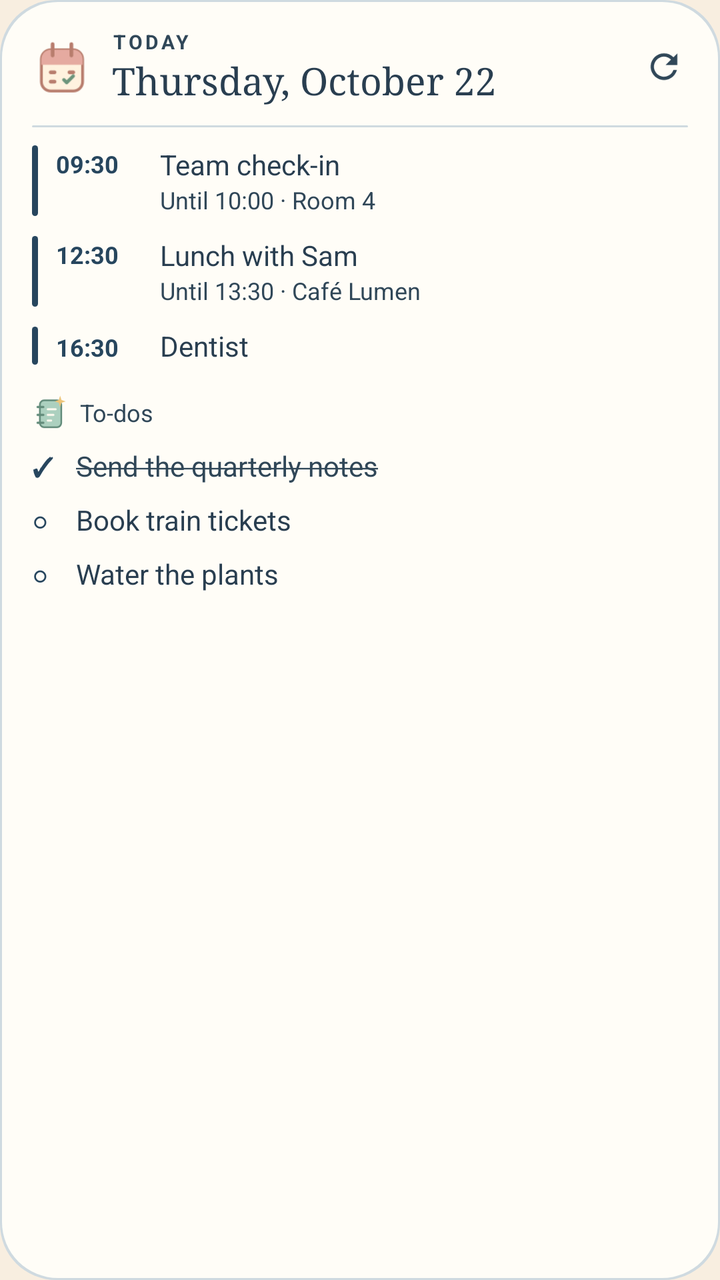
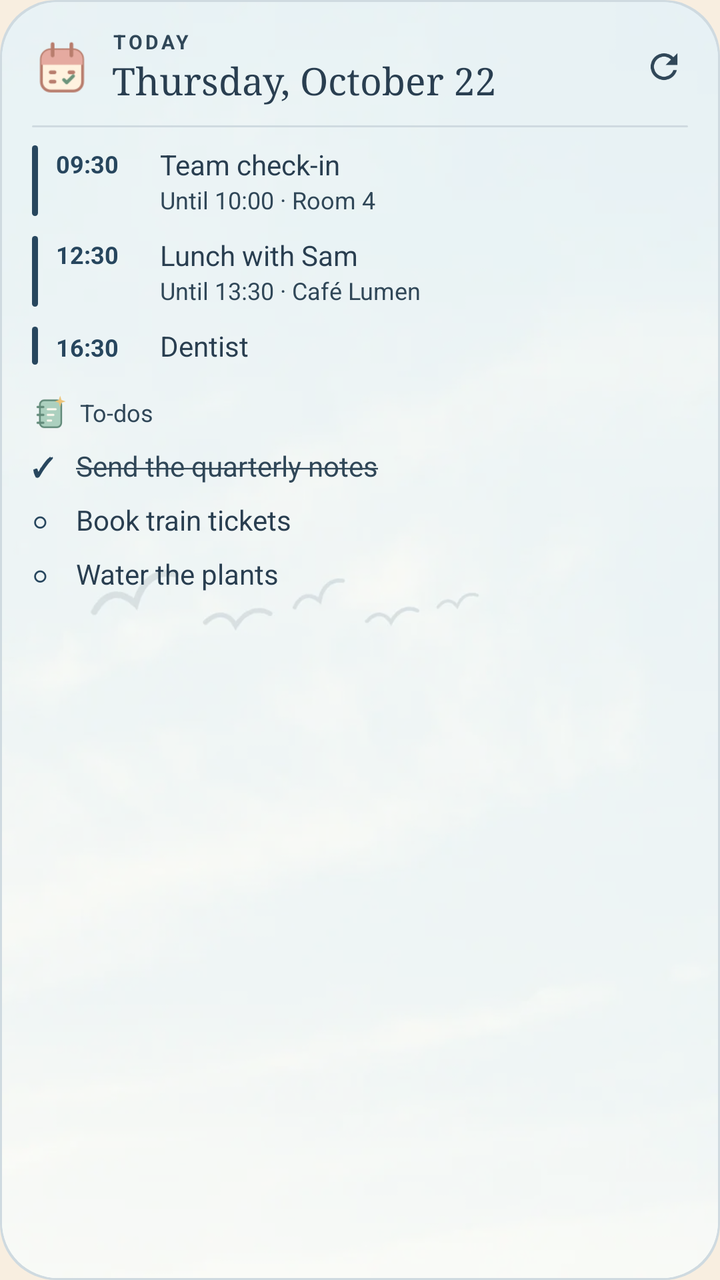

Two renders of the same Android screen: before a commit and after it. Below are the layout's source before the change and the commit's diff.
<!-- AndroidManifest.xml: application theme Screen -->
<!-- res/layout/widget_preview_list.xml -->
<?xml version="1.0" encoding="utf-8"?>
<FrameLayout xmlns:android="http://schemas.android.com/apk/res/android"
    xmlns:tools="http://schemas.android.com/tools"
    android:layout_width="match_parent"
    android:layout_height="match_parent"
    tools:ignore="UseAppTint">

    <ImageView android:layout_width="match_parent" android:layout_height="match_parent" android:importantForAccessibility="no" android:scaleType="fitXY" android:src="@drawable/round_card" android:tint="@color/preview_line" />
    <ImageView android:layout_width="match_parent" android:layout_height="match_parent" android:layout_margin="1dp" android:importantForAccessibility="no" android:scaleType="fitXY" android:src="@drawable/round_card" android:tint="@color/preview_surface" />

    <LinearLayout android:layout_width="match_parent" android:layout_height="match_parent" android:orientation="vertical" android:paddingStart="16dp" android:paddingTop="14dp" android:paddingEnd="10dp" android:paddingBottom="6dp">
        <LinearLayout android:layout_width="match_parent" android:layout_height="wrap_content" android:gravity="center_vertical">
            <ImageView android:layout_width="30dp" android:layout_height="30dp" android:importantForAccessibility="no" android:src="@drawable/desk_schedule" />
            <LinearLayout android:layout_width="0dp" android:layout_height="wrap_content" android:layout_marginStart="10dp" android:layout_weight="1" android:orientation="vertical">
                <TextView android:layout_width="wrap_content" android:layout_height="wrap_content" android:letterSpacing="0.14" android:maxLines="1" android:text="@string/widget_label_today" android:textAllCaps="true" android:textColor="@color/preview_muted" android:textSize="10sp" android:textStyle="bold" />
                <TextView android:layout_width="wrap_content" android:layout_height="wrap_content" android:ellipsize="end" android:fontFamily="serif" android:maxLines="1" android:text="@string/preview_date" android:textColor="@color/preview_ink" android:textSize="19sp" />
            </LinearLayout>
            <ImageView android:layout_width="36dp" android:layout_height="36dp" android:importantForAccessibility="no" android:padding="8dp" android:src="@drawable/ic_refresh" android:tint="@color/preview_muted" />
        </LinearLayout>
        <ImageView android:layout_width="match_parent" android:layout_height="1dp" android:layout_marginTop="10dp" android:layout_marginEnd="6dp" android:importantForAccessibility="no" android:scaleType="fitXY" android:src="@drawable/round_card" android:tint="@color/preview_line" />

        <LinearLayout android:layout_width="match_parent" android:layout_height="wrap_content" android:orientation="vertical" android:paddingTop="4dp">
            <LinearLayout android:layout_width="match_parent" android:layout_height="wrap_content" android:paddingTop="5dp" android:paddingBottom="5dp">
                <ImageView android:layout_width="3dp" android:layout_height="match_parent" android:importantForAccessibility="no" android:scaleType="fitXY" android:src="@drawable/round_bar" android:tint="@color/preview_accent" />
                <TextView android:layout_width="52dp" android:layout_height="wrap_content" android:layout_marginStart="9dp" android:maxLines="1" android:paddingTop="1dp" android:text="09:30" android:textColor="@color/preview_accent" android:textSize="12sp" android:textStyle="bold" tools:ignore="HardcodedText" />
                <LinearLayout android:layout_width="0dp" android:layout_height="wrap_content" android:layout_weight="1" android:orientation="vertical">
                    <TextView android:layout_width="match_parent" android:layout_height="wrap_content" android:maxLines="2" android:text="@string/preview_event_one" android:textColor="@color/preview_ink" android:textSize="14sp" />
                    <TextView android:layout_width="match_parent" android:layout_height="wrap_content" android:maxLines="1" android:text="@string/preview_event_one_detail" android:textColor="@color/preview_muted" android:textSize="12sp" />
                </LinearLayout>
            </LinearLayout>
            <LinearLayout android:layout_width="match_parent" android:layout_height="wrap_content" android:paddingTop="5dp" android:paddingBottom="5dp">
                <ImageView android:layout_width="3dp" android:layout_height="match_parent" android:importantForAccessibility="no" android:scaleType="fitXY" android:src="@drawable/round_bar" android:tint="@color/preview_accent" />
                <TextView android:layout_width="52dp" android:layout_height="wrap_content" android:layout_marginStart="9dp" android:maxLines="1" android:paddingTop="1dp" android:text="12:30" android:textColor="@color/preview_accent" android:textSize="12sp" android:textStyle="bold" tools:ignore="HardcodedText" />
                <LinearLayout android:layout_width="0dp" android:layout_height="wrap_content" android:layout_weight="1" android:orientation="vertical">
                    <TextView android:layout_width="match_parent" android:layout_height="wrap_content" android:maxLines="2" android:text="@string/preview_event_lunch" android:textColor="@color/preview_ink" android:textSize="14sp" />
                    <TextView android:layout_width="match_parent" android:layout_height="wrap_content" android:maxLines="1" android:text="@string/preview_event_lunch_detail" android:textColor="@color/preview_muted" android:textSize="12sp" />
                </LinearLayout>
            </LinearLayout>
            <LinearLayout android:layout_width="match_parent" android:layout_height="wrap_content" android:paddingTop="5dp" android:paddingBottom="5dp">
                <ImageView android:layout_width="3dp" android:layout_height="match_parent" android:importantForAccessibility="no" android:scaleType="fitXY" android:src="@drawable/round_bar" android:tint="@color/preview_accent" />
                <TextView android:layout_width="52dp" android:layout_height="wrap_content" android:layout_marginStart="9dp" android:maxLines="1" android:paddingTop="1dp" android:text="16:30" android:textColor="@color/preview_accent" android:textSize="12sp" android:textStyle="bold" tools:ignore="HardcodedText" />
                <TextView android:layout_width="0dp" android:layout_height="wrap_content" android:layout_weight="1" android:maxLines="2" android:text="@string/preview_event_two" android:textColor="@color/preview_ink" android:textSize="14sp" />
            </LinearLayout>

            <LinearLayout android:layout_width="match_parent" android:layout_height="wrap_content" android:gravity="center_vertical" android:paddingTop="10dp" android:paddingBottom="4dp">
                <ImageView android:layout_width="18dp" android:layout_height="18dp" android:importantForAccessibility="no" android:src="@drawable/desk_secretary" />
                <TextView android:layout_width="wrap_content" android:layout_height="wrap_content" android:layout_marginStart="6dp" android:text="@string/section_todos" android:textColor="@color/preview_muted" android:textSize="12sp" />
            </LinearLayout>
            <LinearLayout android:layout_width="match_parent" android:layout_height="wrap_content" android:paddingTop="4dp" android:paddingBottom="4dp">
                <TextView android:layout_width="22dp" android:layout_height="wrap_content" android:text="✓" android:textColor="@color/preview_accent" android:textSize="13sp" android:textStyle="bold" tools:ignore="HardcodedText" />
                <TextView android:layout_width="0dp" android:layout_height="wrap_content" android:layout_weight="1" android:maxLines="2" android:text="@string/preview_todo_done" android:textColor="@color/preview_muted" android:textSize="14sp" />
            </LinearLayout>
            <LinearLayout android:layout_width="match_parent" android:layout_height="wrap_content" android:paddingTop="4dp" android:paddingBottom="4dp">
                <TextView android:layout_width="22dp" android:layout_height="wrap_content" android:text="○" android:textColor="@color/preview_accent" android:textSize="13sp" android:textStyle="bold" tools:ignore="HardcodedText" />
                <TextView android:layout_width="0dp" android:layout_height="wrap_content" android:layout_weight="1" android:maxLines="2" android:text="@string/preview_todo_one" android:textColor="@color/preview_ink" android:textSize="14sp" />
            </LinearLayout>
            <LinearLayout android:layout_width="match_parent" android:layout_height="wrap_content" android:paddingTop="4dp" android:paddingBottom="4dp">
                <TextView android:layout_width="22dp" android:layout_height="wrap_content" android:text="○" android:textColor="@color/preview_accent" android:textSize="13sp" android:textStyle="bold" tools:ignore="HardcodedText" />
                <TextView android:layout_width="0dp" android:layout_height="wrap_content" android:layout_weight="1" android:maxLines="2" android:text="@string/preview_todo_two" android:textColor="@color/preview_ink" android:textSize="14sp" />
            </LinearLayout>
        </LinearLayout>
    </LinearLayout>
</FrameLayout>
<!-- resources referenced by this layout -->
<resources>
  <color name="preview_accent">#27465E</color>
  <color name="preview_ink">#293E50</color>
  <color name="preview_line">#CFDAE0</color>
  <color name="preview_muted">#304758</color>
  <color name="preview_surface">#FFFDF7</color>
  <!-- drawable desk_schedule: png bitmap (drawable-nodpi, 2090 bytes) -->
  <!-- drawable desk_secretary: png bitmap (drawable-nodpi, 1901 bytes) -->
  <!-- drawable ic_refresh (drawable) -->
  <?xml version="1.0" encoding="utf-8"?>
  <vector xmlns:android="http://schemas.android.com/apk/res/android"
      android:width="20dp" android:height="20dp" android:viewportWidth="24" android:viewportHeight="24">
      <path android:fillColor="#FFFFFFFF" android:pathData="M17.65,6.35A7.96,7.96 0,0 0,12 4a8,8 0,1 0,7.73 10h-2.08A6,6 0,1 1,12 6c1.66,0 3.14,0.69 4.22,1.78L13,11h7V4l-2.35,2.35z" />
  </vector>
  <!-- drawable round_bar (drawable) -->
  <?xml version="1.0" encoding="utf-8"?>
  <shape xmlns:android="http://schemas.android.com/apk/res/android" android:shape="rectangle">
      <solid android:color="#FFFFFFFF" />
      <corners android:radius="2dp" />
  </shape>
  <!-- drawable round_card (drawable) -->
  <?xml version="1.0" encoding="utf-8"?>
  <shape xmlns:android="http://schemas.android.com/apk/res/android" android:shape="rectangle">
      <solid android:color="#FFFFFFFF" />
      <corners android:radius="@dimen/widget_radius" />
  </shape>
  <string name="preview_date">Thursday, October 22</string>
  <string name="preview_event_lunch">Lunch with Sam</string>
  <string name="preview_event_lunch_detail">Until 13:30 · Café Lumen</string>
  <string name="preview_event_one">Team check-in</string>
  <string name="preview_event_one_detail">Until 10:00 · Room 4</string>
  <string name="preview_event_two">Dentist</string>
  <string name="preview_todo_done"><strike>Send the quarterly notes</strike></string>
  <string name="preview_todo_one">Book train tickets</string>
  <string name="preview_todo_two">Water the plants</string>
  <string name="section_todos">To-dos</string>
  <string name="widget_label_today">Today</string>
  <style name="Screen" parent="@android:style/Theme.Material.Light.NoActionBar">
          <item name="android:windowBackground">@color/background</item>
          <item name="android:colorAccent">@color/sun</item>
          <item name="android:textColorPrimary">@color/ink</item>
          <item name="android:windowLightStatusBar">true</item>
      </style>
  <dimen name="widget_radius">16dp</dimen>
  <color name="background">#F8EEE0</color>
  <color name="sun">#D88B38</color>
  <color name="ink">#2B2620</color>
</resources>

<!-- the commit's change to res/layout/widget_preview_list.xml (unified diff, before → after) -->
@@ -6,7 +6,7 @@
     tools:ignore="UseAppTint">
 
     <ImageView android:layout_width="match_parent" android:layout_height="match_parent" android:importantForAccessibility="no" android:scaleType="fitXY" android:src="@drawable/round_card" android:tint="@color/preview_line" />
-    <ImageView android:layout_width="match_parent" android:layout_height="match_parent" android:layout_margin="1dp" android:importantForAccessibility="no" android:scaleType="fitXY" android:src="@drawable/round_card" android:tint="@color/preview_surface" />
+    <ImageView android:layout_width="match_parent" android:layout_height="match_parent" android:layout_margin="1dp" android:background="@drawable/round_card" android:clipToOutline="true" android:importantForAccessibility="no" android:scaleType="centerCrop" android:src="@drawable/preview_scene" />
 
     <LinearLayout android:layout_width="match_parent" android:layout_height="match_parent" android:orientation="vertical" android:paddingStart="16dp" android:paddingTop="14dp" android:paddingEnd="10dp" android:paddingBottom="6dp">
         <LinearLayout android:layout_width="match_parent" android:layout_height="wrap_content" android:gravity="center_vertical">
<!-- resource entries referenced after the edit -->
@@ -4,7 +4,6 @@
   <color name="preview_ink">#293E50</color>
   <color name="preview_line">#CFDAE0</color>
   <color name="preview_muted">#304758</color>
-  <color name="preview_surface">#FFFDF7</color>
   <!-- drawable desk_schedule: png bitmap (drawable-nodpi, 2090 bytes) -->
   <!-- drawable desk_secretary: png bitmap (drawable-nodpi, 1901 bytes) -->
   <!-- drawable ic_refresh (drawable) -->
@@ -13,6 +12,12 @@
       android:width="20dp" android:height="20dp" android:viewportWidth="24" android:viewportHeight="24">
       <path android:fillColor="#FFFFFFFF" android:pathData="M17.65,6.35A7.96,7.96 0,0 0,12 4a8,8 0,1 0,7.73 10h-2.08A6,6 0,1 1,12 6c1.66,0 3.14,0.69 4.22,1.78L13,11h7V4l-2.35,2.35z" />
   </vector>
+  <!-- drawable preview_scene (drawable) -->
+  <?xml version="1.0" encoding="utf-8"?>
+  <layer-list xmlns:android="http://schemas.android.com/apk/res/android">
+      <item android:drawable="@drawable/preview_art" />
+      <item><shape><solid android:color="@color/preview_scene_wash" /></shape></item>
+  </layer-list>
   <!-- drawable round_bar (drawable) -->
   <?xml version="1.0" encoding="utf-8"?>
   <shape xmlns:android="http://schemas.android.com/apk/res/android" android:shape="rectangle">
@@ -42,6 +47,7 @@
           <item name="android:textColorPrimary">@color/ink</item>
           <item name="android:windowLightStatusBar">true</item>
       </style>
+  <color name="preview_scene_wash">#96FFFDF7</color>
   <dimen name="widget_radius">16dp</dimen>
   <color name="background">#F8EEE0</color>
   <color name="sun">#D88B38</color>
